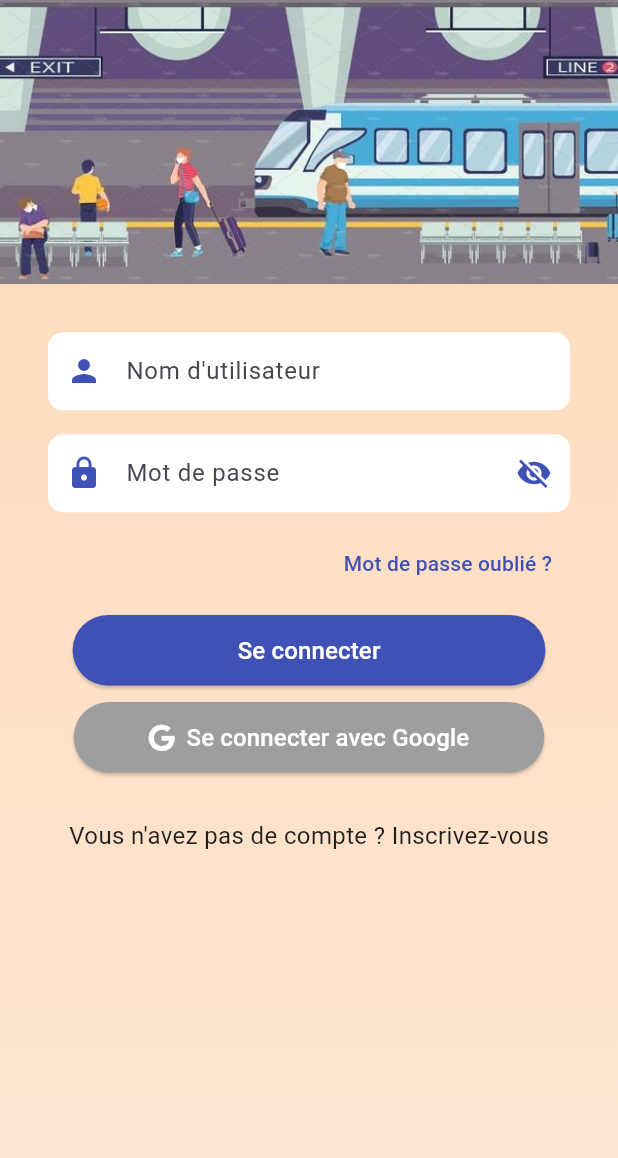
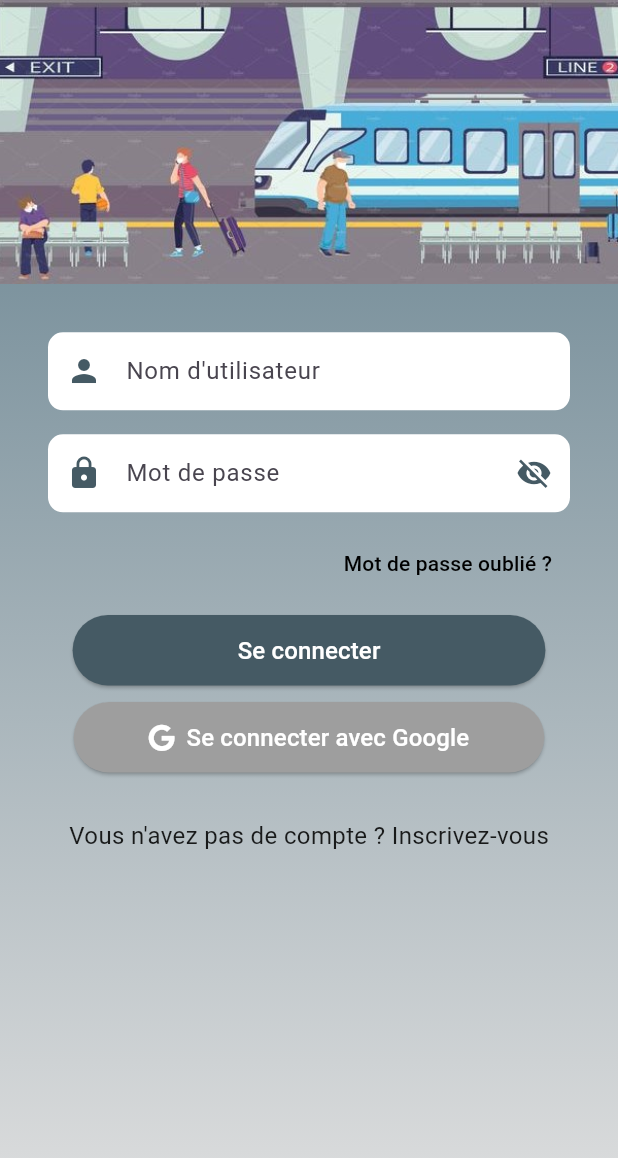
Before and after one commit to ZoukhMeriem/NWE, a Flutter app: the screen it shows after launch, after a tap on "Passer", after a tap on "Commencer", on a phone screen of 412 x 824 dp. Shown: the top 1158 px of the screen. Run offline on Flutter 3.47's test engine with Material 3 defaults, Android fonts, the phone set to English and light mode, and no system bars; our stand-ins replace animated_text_kit, cloud_firestore, dio, firebase_auth, firebase_core, firebase_storage and 8 more; missing offline and left inert: dialog_flowtter; accounts and stored records are empty; project files that could hold a hidden picture were left out.

Commit message:
Update SignInScreen.dart

```diff
--- a/appdz3/lib/SignInScreen.dart
+++ b/appdz3/lib/SignInScreen.dart
@@ -15,7 +15,7 @@ import 'dart:convert';
 import 'dart:convert';
 import 'package:http/http.dart' as http;
 import 'package:shared_preferences/shared_preferences.dart';
-
+import 'package:dztrainfay/ForgotPasswordScreen.dart';
 import 'Admin/AdminHomePage.dart';
 import 'package:firebase_auth/firebase_auth.dart';
 import 'package:google_sign_in/google_sign_in.dart';
@@ -42,8 +42,7 @@ class _SignInScreenState extends State<SignInScreen> {
         final userName = user.displayName ?? 'Utilisateur';
         final userEmail = user.email;
 
-        // Appel de la fonction EmailJS
-        await sendWelcomeEmail(userEmail);
+
 
 
       }
@@ -52,7 +51,7 @@ class _SignInScreenState extends State<SignInScreen> {
     }
   }
 
-  Future<void> sendWelcomeEmail(String email) async {
+  /*Future<void> sendWelcomeEmail(String email) async {
     try {
       final response = await http.post(
         Uri.parse('http://192.168.27.192:3000/send-welcome'),
@@ -68,7 +67,56 @@ class _SignInScreenState extends State<SignInScreen> {
     } catch (e) {
       print('❌ Exception lors de l’envoi du mail : $e');
     }
+  }*/
+
+  Future<void> sendWelcomeEmailWithSendGrid(String email) async {
+    const String sendGridApiKey = 'SG.RDhm4ry3R5KyvqHlrvUGUg.hvCSfxTwhhbHmOcUun5kwo3pHAsTbfu4hHwwSRVhUSY'; // 🔥 remplace ici
+    const String senderEmail = 'dztrains@gmail.com'; // 🔥 ton adresse d'expéditeur validée dans SendGrid
+
+    final url = Uri.parse('https://api.sendgrid.com/v3/mail/send');
+
+    final emailContent = {
+      "personalizations": [
+        {
+          "to": [
+            {"email": email}
+          ],
+          "subject": "Bienvenue sur DzTrain 🚄"
+        }
+      ],
+      "from": {
+        "email": senderEmail,
+        "name": "DzTrain"
+      },
+      "content": [
+        {
+          "type": "text/html", // 🔥 HTML pour un email stylé
+          "value": """
+          <h2>Bienvenue sur DzTrain 🚄 !</h2>
+          <p>Merci d'avoir rejoint notre communauté.</p>
+          <p>Nous sommes ravis de vous avoir parmi nous !</p>
+          <p>Bon voyage avec DzTrain ! 🚂</p>
+        """
+        }
+      ]
+    };
+
+    final response = await http.post(
+      url,
+      headers: {
+        'Authorization': 'Bearer $sendGridApiKey',
+        'Content-Type': 'application/json',
+      },
+      body: json.encode(emailContent),
+    );
+
+    if (response.statusCode == 202) {
+      print('✅ Email de bienvenue envoyé à $email');
+    } else {
+      print('❌ Erreur lors de l\'envoi: ${response.statusCode} - ${response.body}');
+    }
   }
+
 
 
   Future<void> signInWithGoogle(BuildContext context) async {
@@ -92,7 +140,7 @@ class _SignInScreenState extends State<SignInScreen> {
       if (userCredential.additionalUserInfo!.isNewUser) {
         print('🆕 Nouvel utilisateur détecté, envoi du mail...');
         final email = userCredential.user!.email!;
-        await sendWelcomeEmail(email);
+        await sendWelcomeEmailWithSendGrid(email);
       } else {
         print('👤 Utilisateur existant, pas de mail envoyé');
       }
@@ -134,8 +182,9 @@ class _SignInScreenState extends State<SignInScreen> {
           decoration: BoxDecoration(
             gradient: LinearGradient(
               colors: [
-                Color(0xFFFFDAB9), // Light peach
-                Color(0xFFFDE6D3), // Peach beige pastel
+                Color(0xFF607D8B),
+                Color(0xFFE0E0E0), // Gris moyen (un tout petit peu plus visible)
+                 // Bleu-gris raffiné
               ],// 🎨 change ici
               begin: Alignment.topCenter,
               end: Alignment.bottomCenter,
@@ -177,7 +226,7 @@ class _SignInScreenState extends State<SignInScreen> {
                       },
                       child: Text(
                         'Mot de passe oublié ?',
-                        style: TextStyle(color: Colors.indigo),
+                        style: TextStyle(color: Colors.black),
                       ),
                     ),
                   ),
@@ -247,7 +296,7 @@ class _SignInScreenState extends State<SignInScreen> {
                       }
                     },
                     style: ElevatedButton.styleFrom(
-                      backgroundColor: Colors.indigo,
+                      backgroundColor: Color(0xFF455A64),
                       padding: EdgeInsets.symmetric(horizontal: 110.0, vertical: 12.0),
                     ),
                     child: Text(
@@ -259,62 +308,6 @@ class _SignInScreenState extends State<SignInScreen> {
                   SizedBox(height: 10.0),
 
 
-
-                  // 🔹 Bouton Google en rectangle avec le même style que "Se connecter"
-                 /* ElevatedButton.icon(
-                    onPressed: () async {
-                      try {
-                        showDialog(
-                          context: context,
-                          barrierDismissible: false,
-                          builder: (context) => Center(child: CircularProgressIndicator()),
-                        );
-
-                        final GoogleSignInAccount? googleUser = await GoogleSignIn().signIn();
-
-                        if (googleUser == null) {
-                          Navigator.of(context).pop(); // Ferme le dialog si annulation
-                          return;
-                        }
-
-                        final GoogleSignInAuthentication googleAuth = await googleUser.authentication;
-
-                        final credential = GoogleAuthProvider.credential(
-                          accessToken: googleAuth.accessToken,
-                          idToken: googleAuth.idToken,
-                        );
-
-                        await FirebaseAuth.instance.signInWithCredential(credential);
-                        final user = await FirebaseAuth.instance.authStateChanges().first;
-
-                        final username = user?.displayName ?? "Utilisateur";
-                        final email = user?.email ?? "";
-
-                        await sendWelcomeEmail(email);
-
-                        Navigator.of(context).pop(); // Ferme le dialog
-                        Navigator.pushReplacement(
-                          context,
-                          MaterialPageRoute(builder: (context) => HomePage(username: username)),
-                        );
-                      } catch (e) {
-                        Navigator.of(context).pop(); // Ferme le dialog en cas d'erreur
-                        print("Erreur de connexion Google : $e");
-                      }
-
-                    },
-
-
-                    icon: FaIcon(FontAwesomeIcons.google, color: Colors.white),
-                    label: Text(
-                      "Se connecter avec Google",
-                      style: TextStyle(fontSize: 16, color: Colors.white),
-                    ),
-                    style: ElevatedButton.styleFrom(
-                      backgroundColor: Colors.grey,
-                      padding: EdgeInsets.symmetric(horizontal: 50.0, vertical: 12.0),
-                    ),
-                  ),*/
 
                   ElevatedButton.icon(
                       onPressed: () async {
@@ -377,12 +370,12 @@ class _SignInScreenState extends State<SignInScreen> {
           hintText: hintText,
           border: OutlineInputBorder(borderRadius: BorderRadius.circular(10), borderSide: BorderSide.none),
           contentPadding: EdgeInsets.symmetric(horizontal: 16.0, vertical: 14.0),
-          prefixIcon: Icon(icon, color: Colors.indigo),
+          prefixIcon: Icon(icon, color: Color(0xFF455A64)),
           suffixIcon: isPassword
               ? IconButton(
             icon: Icon(
               _isPasswordVisible ? Icons.visibility : Icons.visibility_off,
-              color: Colors.indigo,
+              color: Color(0xFF455A64),
             ),
             onPressed: () {
               setState(() {
```
